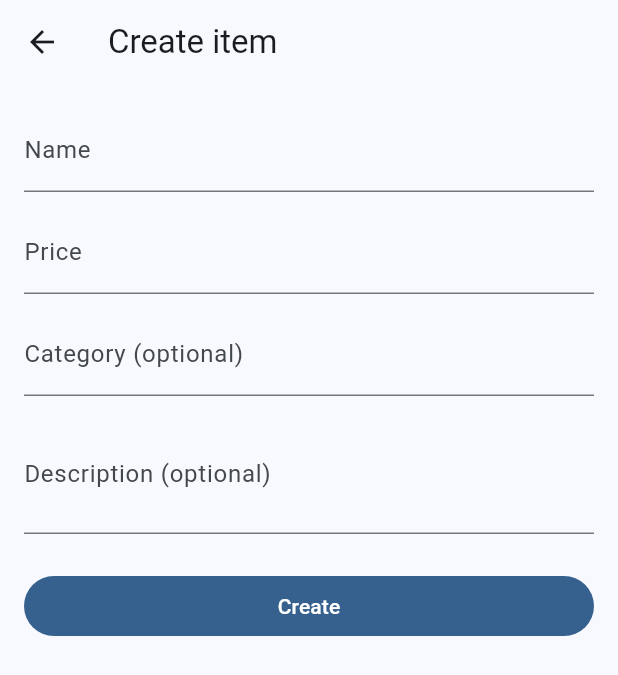
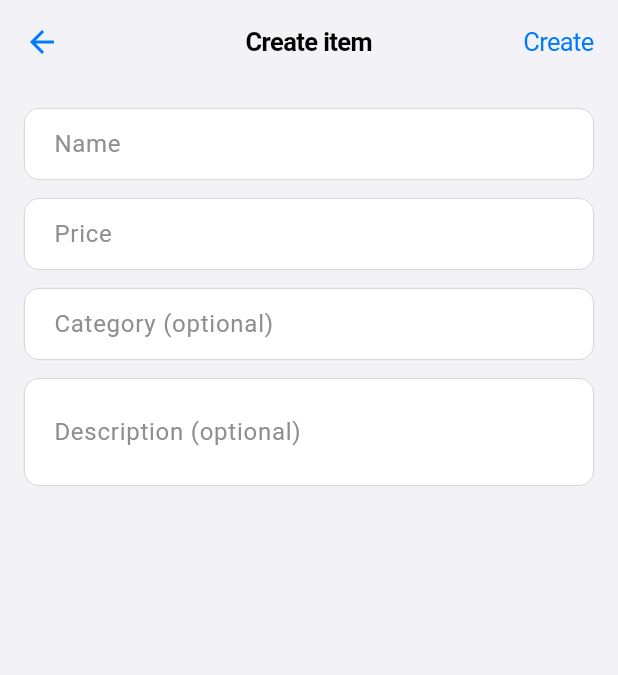
Before and after one commit to iammikek/flutter-101, a Flutter app: the screen it shows after launch, after a tap on the "add" icon, on a phone screen of 412 x 824 dp. Shown: the top 675 px of the screen. Run offline on Flutter 3.47's test engine with Material 3 defaults, Android fonts, the phone set to English and light mode, and no system bars; network calls fail.

Commit message:
Update UI to match iOS-like design patterns

```diff
--- a/lib/main.dart
+++ b/lib/main.dart
@@ -37,8 +37,119 @@ class FastApiFlutterApp extends StatelessWidget {
       child: MaterialApp(
         title: 'FastAPI-101 Client',
         theme: ThemeData(
-          colorSchemeSeed: Colors.blue,
           useMaterial3: true,
+          colorScheme: ColorScheme.fromSeed(
+            seedColor: const Color(0xFF007AFF), // iOS Blue
+            brightness: Brightness.light,
+          ),
+          scaffoldBackgroundColor: const Color(0xFFF2F2F7), // iOS System Background
+          appBarTheme: const AppBarTheme(
+            centerTitle: true,
+            backgroundColor: Color(0xFFF2F2F7),
+            elevation: 0,
+            scrolledUnderElevation: 0,
+            titleTextStyle: TextStyle(
+              color: Colors.black,
+              fontSize: 17,
+              fontWeight: FontWeight.w600,
+              letterSpacing: -0.41,
+            ),
+            iconTheme: IconThemeData(color: Color(0xFF007AFF)),
+          ),
+          listTileTheme: const ListTileThemeData(
+            tileColor: Colors.white,
+            contentPadding: EdgeInsets.symmetric(horizontal: 16, vertical: 4),
+            titleTextStyle: TextStyle(
+              color: Colors.black,
+              fontSize: 17,
+              letterSpacing: -0.41,
+            ),
+            subtitleTextStyle: TextStyle(
+              color: Color(0xFF8E8E93),
+              fontSize: 15,
+              letterSpacing: -0.24,
+            ),
+          ),
+          dividerTheme: const DividerThemeData(
+            thickness: 0.5,
+            indent: 16,
+            color: Color(0xFFC6C6C8),
+          ),
+          inputDecorationTheme: InputDecorationTheme(
+            filled: true,
+            fillColor: Colors.white,
+            contentPadding: const EdgeInsets.symmetric(horizontal: 16, vertical: 12),
+            border: OutlineInputBorder(
+              borderRadius: BorderRadius.circular(10),
+              borderSide: const BorderSide(color: Color(0xFFC6C6C8), width: 0.5),
+            ),
+            enabledBorder: OutlineInputBorder(
+              borderRadius: BorderRadius.circular(10),
+              borderSide: const BorderSide(color: Color(0xFFC6C6C8), width: 0.5),
+            ),
+            focusedBorder: OutlineInputBorder(
+              borderRadius: BorderRadius.circular(10),
+              borderSide: const BorderSide(color: Color(0xFF007AFF), width: 1.0),
+            ),
+            hintStyle: const TextStyle(color: Color(0xFF8E8E93)),
+            labelStyle: const TextStyle(color: Color(0xFF8E8E93)),
+          ),
+          elevatedButtonTheme: ElevatedButtonThemeData(
+            style: ElevatedButton.styleFrom(
+              backgroundColor: const Color(0xFF007AFF),
+              foregroundColor: Colors.white,
+              elevation: 0,
+              padding: const EdgeInsets.symmetric(vertical: 14, horizontal: 24),
+              shape: RoundedRectangleBorder(
+                borderRadius: BorderRadius.circular(12),
+              ),
+              textStyle: const TextStyle(
+                fontSize: 17,
+                fontWeight: FontWeight.w600,
+                letterSpacing: -0.41,
+              ),
+            ),
+          ),
+          filledButtonTheme: FilledButtonThemeData(
+            style: FilledButton.styleFrom(
+              backgroundColor: const Color(0xFF007AFF),
+              foregroundColor: Colors.white,
+              elevation: 0,
+              padding: const EdgeInsets.symmetric(vertical: 14, horizontal: 24),
+              shape: RoundedRectangleBorder(
+                borderRadius: BorderRadius.circular(12),
+              ),
+              textStyle: const TextStyle(
+                fontSize: 17,
+                fontWeight: FontWeight.w600,
+                letterSpacing: -0.41,
+              ),
+            ),
+          ),
+          textButtonTheme: TextButtonThemeData(
+            style: TextButton.styleFrom(
+              foregroundColor: const Color(0xFF007AFF),
+              padding: const EdgeInsets.symmetric(vertical: 10, horizontal: 16),
+              textStyle: const TextStyle(
+                fontSize: 17,
+                fontWeight: FontWeight.w400,
+                letterSpacing: -0.41,
+              ),
+            ),
+          ),
+          floatingActionButtonTheme: const FloatingActionButtonThemeData(
+            backgroundColor: Color(0xFF007AFF),
+            foregroundColor: Colors.white,
+            elevation: 2,
+            shape: CircleBorder(), // FABs are often circles in modern iOS/Material hybrids
+          ),
+          cardTheme: const CardThemeData(
+            color: Colors.white,
+            elevation: 0,
+            shape: RoundedRectangleBorder(
+              borderRadius: BorderRadius.all(Radius.circular(12)),
+            ),
+          ),
         ),
         home: const ItemsListPage(),
       ),
--- a/lib/pages/items/item_create_page.dart
+++ b/lib/pages/items/item_create_page.dart
@@ -52,7 +52,21 @@ class _ItemCreatePageState extends State<ItemCreatePage> {
   Widget build(BuildContext context) {
     final store = context.watch<ItemsStore>();
     return Scaffold(
-      appBar: AppBar(title: const Text('Create item')),
+      appBar: AppBar(
+        title: const Text('Create item'),
+        actions: [
+          TextButton(
+            onPressed: store.loading ? null : _submit,
+            child: store.loading
+                ? const SizedBox(
+                    width: 18,
+                    height: 18,
+                    child: CircularProgressIndicator(strokeWidth: 2),
+                  )
+                : const Text('Create'),
+          ),
+        ],
+      ),
       body: Form(
         key: _formKey,
         child: ListView(
@@ -92,17 +106,6 @@ class _ItemCreatePageState extends State<ItemCreatePage> {
               minLines: 2,
               maxLines: 5,
             ),
-            const SizedBox(height: 24),
-            FilledButton(
-              onPressed: store.loading ? null : _submit,
-              child: store.loading
-                  ? const SizedBox(
-                      width: 18,
-                      height: 18,
-                      child: CircularProgressIndicator(strokeWidth: 2),
-                    )
-                  : const Text('Create'),
-            ),
           ],
         ),
       ),
--- a/lib/pages/items/item_detail_page.dart
+++ b/lib/pages/items/item_detail_page.dart
@@ -52,6 +52,13 @@ class _ItemDetailPageState extends State<ItemDetailPage> {
             onPressed: _load,
             icon: const Icon(Icons.refresh),
           ),
+          if (item != null)
+            IconButton(
+              tooltip: 'Delete',
+              onPressed: store.loading ? null : () => _confirmDelete(context),
+              icon: const Icon(Icons.delete_outline),
+              color: Theme.of(context).colorScheme.error,
+            ),
         ],
       ),
       body: _loading
@@ -69,14 +76,6 @@ class _ItemDetailPageState extends State<ItemDetailPage> {
                     _kv(context, 'Category', item.category?.isNotEmpty == true ? item.category! : '—'),
                     const SizedBox(height: 8),
                     _kv(context, 'Description', item.description?.isNotEmpty == true ? item.description! : '—'),
-                    const SizedBox(height: 24),
-                    FilledButton.tonalIcon(
-                      onPressed: store.loading
-                          ? null
-                          : () => _confirmDelete(context),
-                      icon: const Icon(Icons.delete_outline),
-                      label: const Text('Delete (requires API key)'),
-                    ),
                     if (store.error != null) ...[
                       const SizedBox(height: 12),
                       Text(store.error!, style: TextStyle(color: Theme.of(context).colorScheme.error)),
@@ -100,6 +99,10 @@ class _ItemDetailPageState extends State<ItemDetailPage> {
           FilledButton(
             key: const Key('confirm_delete'),
             onPressed: () => Navigator.of(ctx).pop(true),
+            style: FilledButton.styleFrom(
+              backgroundColor: Theme.of(context).colorScheme.error,
+              foregroundColor: Theme.of(context).colorScheme.onError,
+            ),
             child: const Text('Delete'),
           ),
         ],
```
